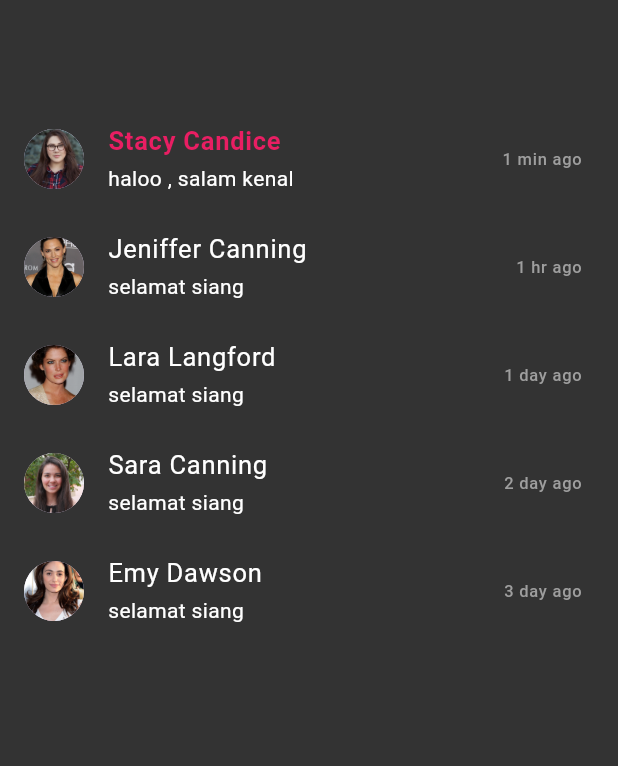
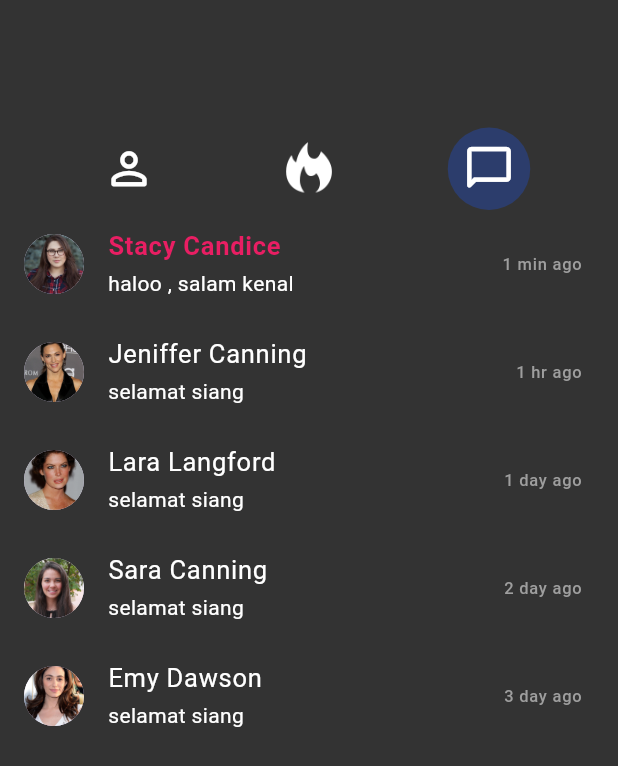
Before and after one commit to RihdoRian564265/dattingapp, a Flutter app: the MessageScreen screen opened directly, on a phone screen of 412 x 824 dp. Shown: the top 766 px of the screen. Run offline on Flutter 3.47's test engine with Material 3 defaults, Android fonts, the phone set to English and light mode, and no system bars; our stand-ins replace firebase_auth, firebase_core, firebase_database, flutter_iconly, flutter_spinkit, flutter_svg and 2 more; accounts and stored records are empty; Roboto replaces fonts that are missing (SF-Pro-Display-Medium).

Commit message:
Tampilan Message Fixes #18

```diff
--- a/lib/view/message/message_screen.dart
+++ b/lib/view/message/message_screen.dart
@@ -1,4 +1,6 @@
+import 'package:dattingapp/view/profile/profile_screen.dart';
 import 'package:flutter/material.dart';
+import 'package:page_transition/page_transition.dart';
 
 class MessageScreen extends StatelessWidget {
   final List<Message> messages = [
@@ -40,15 +42,63 @@ class MessageScreen extends StatelessWidget {
     return Scaffold(
       backgroundColor: const Color(0xFF333333),
       body: SafeArea(
+        child: Container(
+          margin: EdgeInsets.only(top: 85),
           child: Column(
+            children: <Widget>[
+              // Top icons
+              Row(
+                mainAxisAlignment: MainAxisAlignment.center,
                 children: [
-            Padding(
-              padding: const EdgeInsets.all(35.0),
-              child: Row(
-                mainAxisAlignment: MainAxisAlignment.spaceEvenly,
-
+                  Container(
+                    width: 55,
+                    height: 55,
+                    decoration: BoxDecoration(
+                        color: const Color(0xFF333333),
+                        borderRadius: BorderRadius.circular(50)),
+                    child: IconButton(
+                      icon: Icon(Icons.person_outline_rounded),
+                      iconSize: 35,
+                      color: Colors.white,
+                      onPressed: () => Navigator.of(context).push(
+                        PageTransition(
+                          child: ProfileScreen(),
+                          type: PageTransitionType.fade,
                         ),
                       ),
+                    ),
+                  ),
+                  SizedBox(width: 65),
+                  Container(
+                    width: 55,
+                    height: 55,
+                    decoration: BoxDecoration(
+                        color: const Color(0xFF333333),
+                        borderRadius: BorderRadius.circular(50)),
+                    child: IconButton(
+                      icon: Image.asset('images/flame.png'),
+                      iconSize: 35,
+                      color: Colors.white,
+                      onPressed: () {},
+                    ),
+                  ),
+                  SizedBox(width: 65),
+                  Container(
+                    width: 55,
+                    height: 55,
+                    decoration: BoxDecoration(
+                        color: const Color.fromRGBO(44, 61, 108, 1),
+                        borderRadius: BorderRadius.circular(50)),
+                    child: IconButton(
+                      icon: Icon(Icons.messenger_outline_rounded),
+                      iconSize: 35,
+                      color: Colors.white,
+                      onPressed: () {},
+                    ),
+                  ),
+                ],
+              ),
+
               Expanded(
                 child: ListView.builder(
                   itemCount: messages.length,
@@ -61,8 +111,12 @@ class MessageScreen extends StatelessWidget {
                       title: Text(
                         message.name,
                         style: TextStyle(
-                        color: message.isHighlighted ? Colors.pink : Colors.white,
-                        fontWeight: message.isHighlighted ? FontWeight.bold : FontWeight.normal,
+                          color: message.isHighlighted
+                              ? Colors.pink
+                              : Colors.white,
+                          fontWeight: message.isHighlighted
+                              ? FontWeight.bold
+                              : FontWeight.normal,
                         ),
                       ),
                       subtitle: Text(
@@ -84,6 +138,7 @@ class MessageScreen extends StatelessWidget {
             ],
           ),
         ),
+      ),
     );
   }
 }
```
Lines whose indentation alone changed are shown as unchanged.
